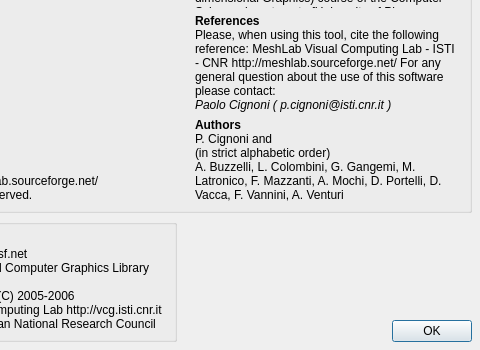
cnr-isti-vclab/meshlab, file src/meshlab/ui/aboutDialog.ui: the form before one commit; both pictures show x 86 to 566 and y 171 to 521 of the 566 by 521 pixel window.
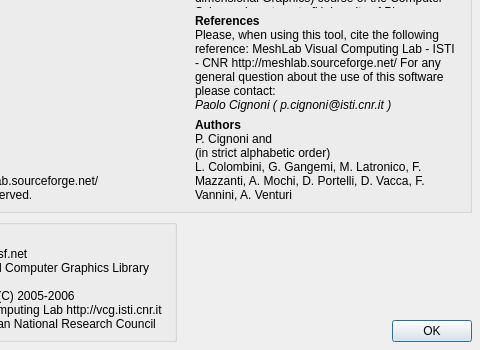
The form after the commit. Icons and pictures are not drawn.

Patch:
```diff
--- a/src/meshlab/ui/aboutDialog.ui
+++ b/src/meshlab/ui/aboutDialog.ui
@@ -165,7 +165,7 @@
         <item>
          <widget class="QLabel" name="labelAuthors" >
           <property name="text" >
-           <string>&lt;html>&lt;head>&lt;meta name=&quot;qrichtext&quot; content=&quot;1&quot; />&lt;/head>&lt;body style=&quot; white-space: pre-wrap; font-family:MS Shell Dlg; font-weight:400; font-style:normal; text-decoration:none;&quot;>&lt;p style=&quot; margin-top:0px; margin-bottom:0px; margin-left:0px; margin-right:0px; -qt-block-indent:0; text-indent:0px;&quot;>&lt;span style=&quot; font-weight:600;&quot;>Authors&lt;/span>&lt;/p>&lt;p style=&quot; margin-top:0px; margin-bottom:0px; margin-left:0px; margin-right:0px; -qt-block-indent:0; text-indent:0px; font-weight:600;&quot;>&lt;span style=&quot; font-weight:400;&quot;>P. Cignoni and&lt;/span>&lt;/p>&lt;p style=&quot; margin-top:0px; margin-bottom:0px; margin-left:0px; margin-right:0px; -qt-block-indent:0; text-indent:0px;&quot;>(in strict alphabetic order)&lt;/p>&lt;p style=&quot; margin-top:0px; margin-bottom:0px; margin-left:0px; margin-right:0px; -qt-block-indent:0; text-indent:0px;&quot;>A. Buzzelli, L. Colombini, G. Gangemi, M. Latronico, F. Mazzanti, A. Mochi, D. Portelli, D. Vacca, F. Vannini, A. Venturi&lt;/p>&lt;/body>&lt;/html></string>
+           <string>&lt;html>&lt;head>&lt;meta name=&quot;qrichtext&quot; content=&quot;1&quot; />&lt;/head>&lt;body style=&quot; white-space: pre-wrap; font-family:MS Shell Dlg; font-weight:400; font-style:normal; text-decoration:none;&quot;>&lt;p style=&quot; margin-top:0px; margin-bottom:0px; margin-left:0px; margin-right:0px; -qt-block-indent:0; text-indent:0px;&quot;>&lt;span style=&quot; font-weight:600;&quot;>Authors&lt;/span>&lt;/p>&lt;p style=&quot; margin-top:0px; margin-bottom:0px; margin-left:0px; margin-right:0px; -qt-block-indent:0; text-indent:0px; font-weight:600;&quot;>&lt;span style=&quot; font-weight:400;&quot;>P. Cignoni and&lt;/span>&lt;/p>&lt;p style=&quot; margin-top:0px; margin-bottom:0px; margin-left:0px; margin-right:0px; -qt-block-indent:0; text-indent:0px;&quot;>(in strict alphabetic order)&lt;/p>&lt;p style=&quot; margin-top:0px; margin-bottom:0px; margin-left:0px; margin-right:0px; -qt-block-indent:0; text-indent:0px;&quot;>L. Colombini, G. Gangemi, M. Latronico, F. Mazzanti, A. Mochi, D. Portelli, D. Vacca, F. Vannini, A. Venturi&lt;/p>&lt;/body>&lt;/html></string>
           </property>
           <property name="wordWrap" >
            <bool>true</bool>
```
